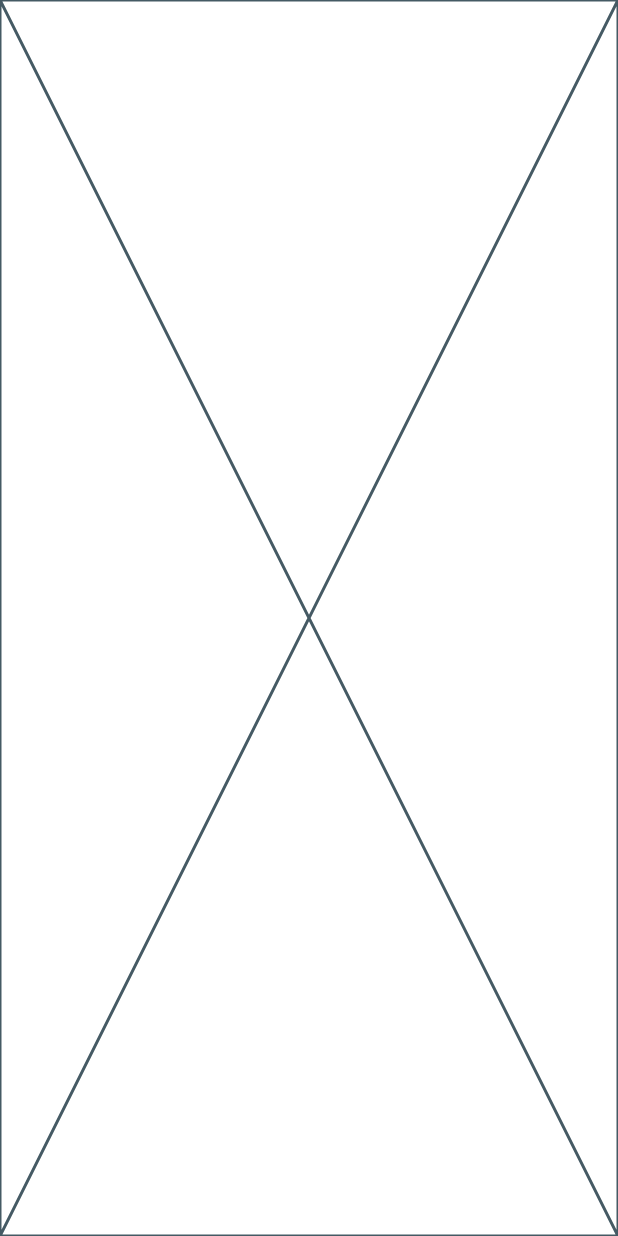
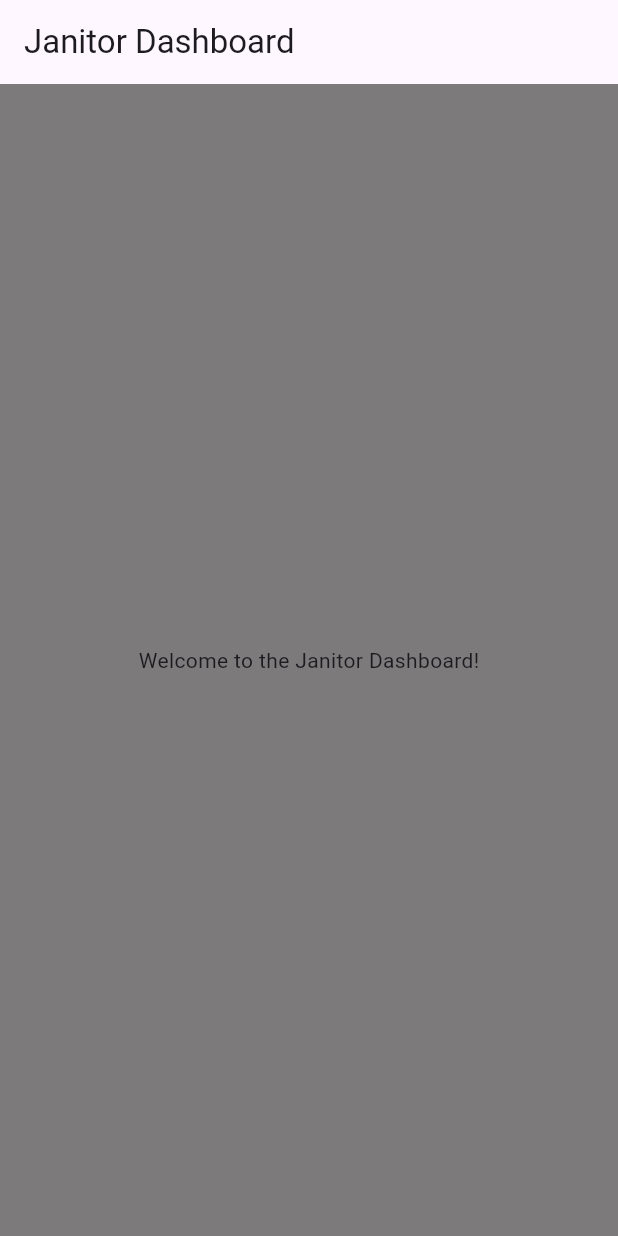
Before and after one commit to fhan-s/iot_bin_app, a Flutter app: the screen it shows once a user with an empty profile is signed in, on a phone screen of 412 x 824 dp. Run offline on Flutter 3.47's test engine with Material 3 defaults, Android fonts, the phone set to English and light mode, and no system bars; our stand-ins replace supabase_flutter; accounts and stored records are empty; network calls fail.

Commit message:
added another dashboard

```diff
--- a/lib/auth/auth_gate.dart
+++ b/lib/auth/auth_gate.dart
@@ -1,4 +1,5 @@
 import 'package:flutter/material.dart';
+import 'package:iot_bin_app/pages/janitor/dashboard.dart';
 import 'package:supabase_flutter/supabase_flutter.dart';
 import 'package:iot_bin_app/pages/login_page.dart';
 
@@ -19,7 +20,7 @@ class AuthGate extends StatelessWidget {
           final session = Supabase.instance.client.auth.currentSession;
           // User is logged in
           if (session != null) {
-            return Placeholder(); // Replace with your authenticated home page
+            return const JanitorDashboard(); // Replace with your authenticated home page
           } else {
             return const LoginPage();
           }
--- a/lib/main.dart
+++ b/lib/main.dart
@@ -1,6 +1,5 @@
 import 'package:flutter/material.dart';
 import 'package:iot_bin_app/auth/auth_gate.dart';
-import 'package:iot_bin_app/pages/login_page.dart';
 import 'package:iot_bin_app/theme/theme.dart';
 import 'package:supabase_flutter/supabase_flutter.dart';
 
--- /dev/null
+++ b/lib/pages/janitor/dashboard.dart
@@ -0,0 +1,18 @@
+import 'package:flutter/material.dart';
+
+class JanitorDashboard extends StatefulWidget {
+  const JanitorDashboard({super.key});
+
+  @override
+  State<JanitorDashboard> createState() => _JanitorDashboardState();
+}
+
+class _JanitorDashboardState extends State<JanitorDashboard> {
+  @override
+  Widget build(BuildContext context) {
+    return Scaffold(
+      appBar: AppBar(title: const Text('Janitor Dashboard')),
+      body: const Center(child: Text('Welcome to the Janitor Dashboard!')),
+    );
+  }
+}
```
Also changed, not shown: lib/pages/login_page.dart (+7 -2 lines), lib/pages/manager/dashboard.dart (added, +18 -0 lines).
